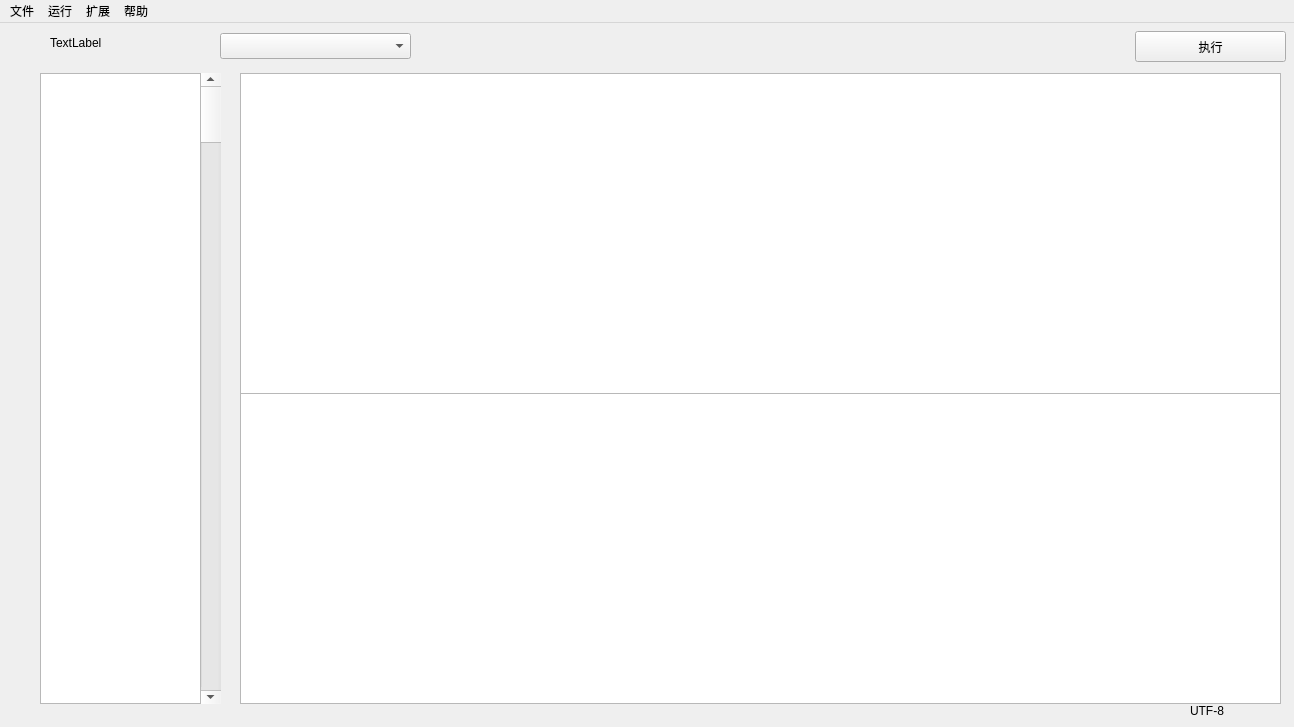
The window that mainwindow.ui (SHIDi233/DBMS) describes before a commit, drawn with Qt 5.
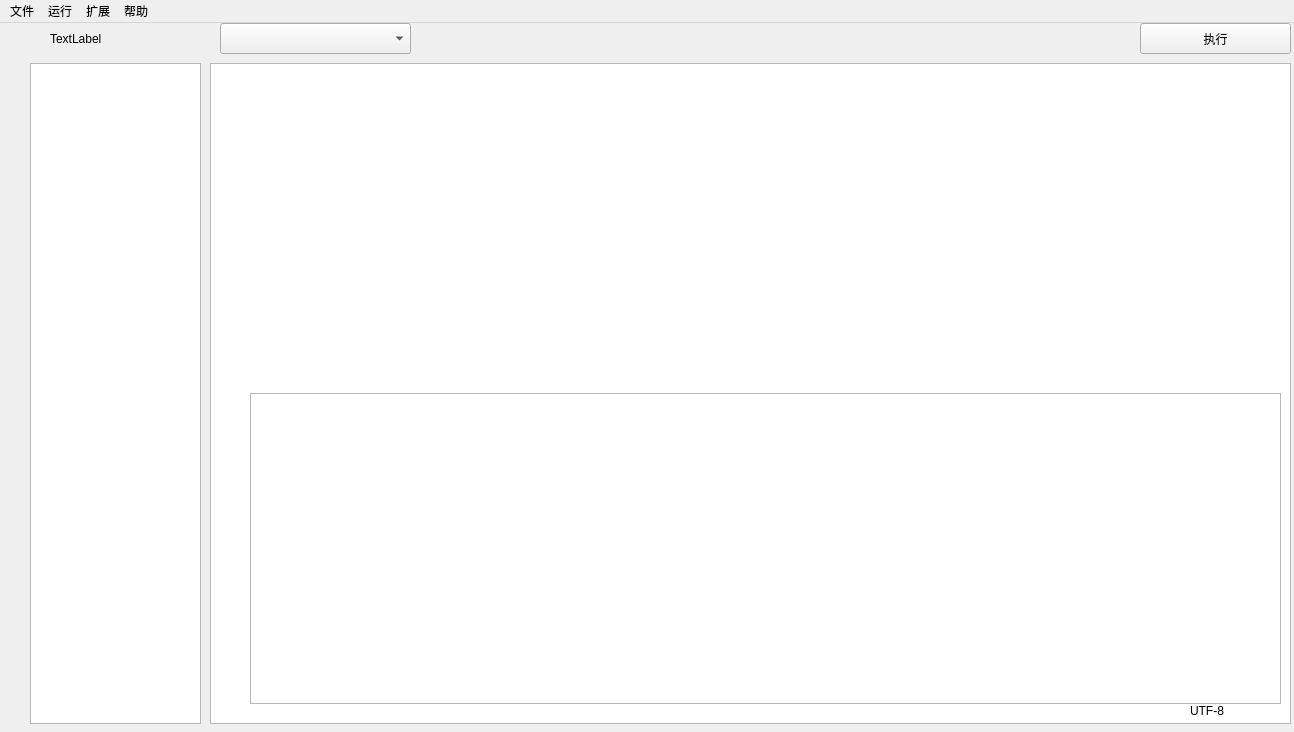
The same window after the commit. Icons and pictures are not drawn.

```diff
--- a/mainwindow.ui
+++ b/mainwindow.ui
@@ -7,7 +7,7 @@
     <x>0</x>
     <y>0</y>
     <width>1294</width>
-    <height>727</height>
+    <height>732</height>
    </rect>
   </property>
   <property name="windowTitle">
@@ -65,19 +65,6 @@
      <bool>false</bool>
     </property>
    </widget>
-   <widget class="QScrollBar" name="verticalScrollBar">
-    <property name="geometry">
-     <rect>
-      <x>200</x>
-      <y>50</y>
-      <width>21</width>
-      <height>631</height>
-     </rect>
-    </property>
-    <property name="orientation">
-     <enum>Qt::Vertical</enum>
-    </property>
-   </widget>
    <widget class="QPushButton" name="pushButton_2">
     <property name="geometry">
      <rect>
@@ -117,14 +104,17 @@
     <property name="styleSheet">
      <string notr="true">background-image:url(:/link.png)</string>
     </property>
+    <property name="frameShape">
+     <enum>QFrame::NoFrame</enum>
+    </property>
    </widget>
    <widget class="QTreeView" name="treeView">
     <property name="geometry">
      <rect>
-      <x>40</x>
-      <y>50</y>
-      <width>161</width>
-      <height>631</height>
+      <x>30</x>
+      <y>40</y>
+      <width>171</width>
+      <height>661</height>
      </rect>
     </property>
     <property name="editTriggers">
@@ -134,9 +124,9 @@
    <widget class="QTableView" name="tableView">
     <property name="geometry">
      <rect>
-      <x>240</x>
+      <x>250</x>
       <y>370</y>
-      <width>1041</width>
+      <width>1031</width>
       <height>311</height>
      </rect>
     </property>
@@ -151,17 +141,17 @@
     <property name="geometry">
      <rect>
       <x>220</x>
-      <y>10</y>
+      <y>0</y>
       <width>191</width>
-      <height>26</height>
+      <height>31</height>
      </rect>
     </property>
    </widget>
    <widget class="QPushButton" name="pushButton_7">
     <property name="geometry">
      <rect>
-      <x>1135</x>
-      <y>8</y>
+      <x>1140</x>
+      <y>0</y>
       <width>151</width>
       <height>31</height>
      </rect>
@@ -179,7 +169,7 @@
       <x>50</x>
       <y>0</y>
       <width>181</width>
-      <height>39</height>
+      <height>31</height>
      </rect>
     </property>
     <property name="text">
@@ -199,6 +189,56 @@
      <string>UTF-8</string>
     </property>
    </widget>
+   <widget class="QTextEdit" name="textEdit_2">
+    <property name="geometry">
+     <rect>
+      <x>220</x>
+      <y>50</y>
+      <width>21</width>
+      <height>631</height>
+     </rect>
+    </property>
+    <property name="font">
+     <font>
+      <bold>true</bold>
+     </font>
+    </property>
+    <property name="styleSheet">
+     <string notr="true">color: rgb(255, 0, 0);</string>
+    </property>
+    <property name="frameShape">
+     <enum>QFrame::NoFrame</enum>
+    </property>
+    <property name="verticalScrollBarPolicy">
+     <enum>Qt::ScrollBarAlwaysOff</enum>
+    </property>
+    <property name="horizontalScrollBarPolicy">
+     <enum>Qt::ScrollBarAlwaysOff</enum>
+    </property>
+   </widget>
+   <widget class="QTextEdit" name="textEdit_3">
+    <property name="geometry">
+     <rect>
+      <x>210</x>
+      <y>40</y>
+      <width>1081</width>
+      <height>661</height>
+     </rect>
+    </property>
+   </widget>
+   <zorder>textEdit_3</zorder>
+   <zorder>pushButton_3</zorder>
+   <zorder>pushButton_4</zorder>
+   <zorder>pushButton</zorder>
+   <zorder>pushButton_2</zorder>
+   <zorder>textEdit</zorder>
+   <zorder>treeView</zorder>
+   <zorder>tableView</zorder>
+   <zorder>comboBox_2</zorder>
+   <zorder>pushButton_7</zorder>
+   <zorder>label</zorder>
+   <zorder>label_2</zorder>
+   <zorder>textEdit_2</zorder>
   </widget>
   <widget class="QMenuBar" name="menubar">
    <property name="geometry">
```
Left out of the diff: 2 changed lines with no effect on the pictures.
